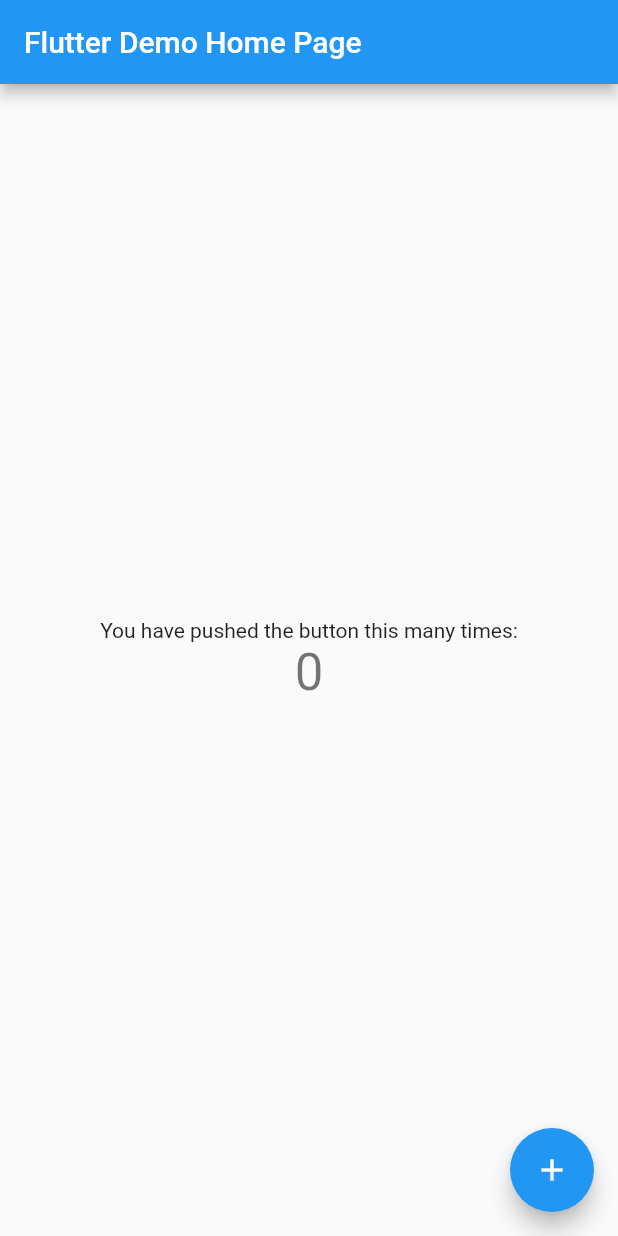
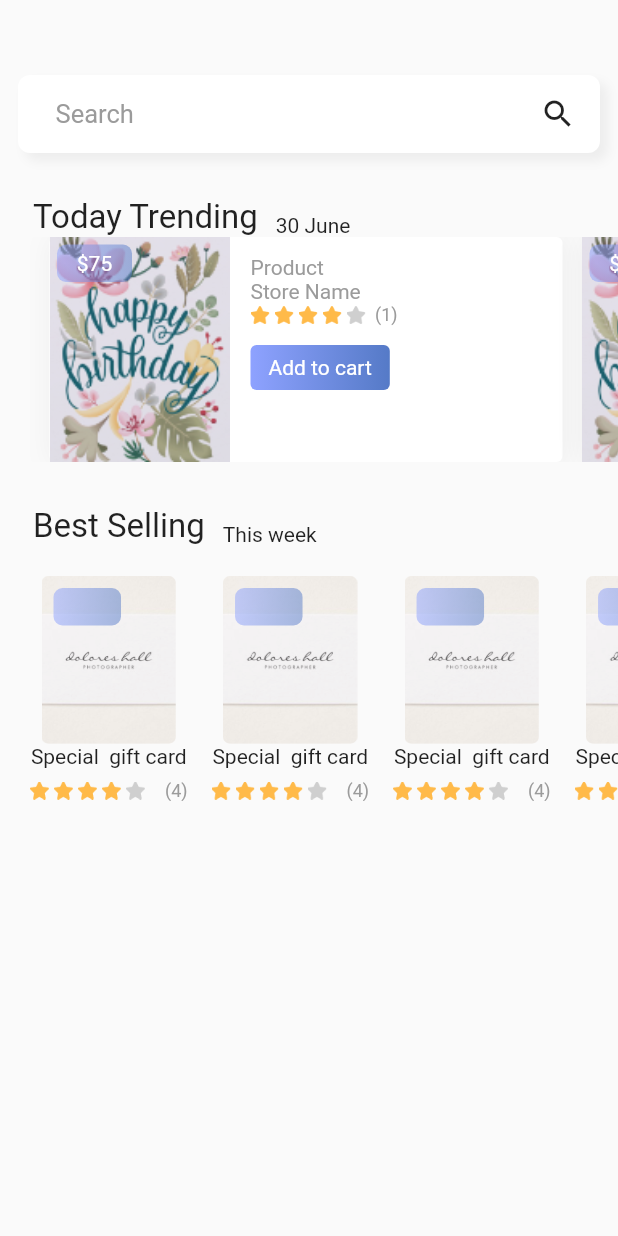
Before and after one commit to prahaladsharma/flutter_e_commerc, a Flutter app: the screen it shows after launch, on a phone screen of 412 x 824 dp. Run offline on Flutter 3.47's test engine with Material 2 defaults, Android fonts, the phone set to English and light mode, and no system bars.

Commit message:
* Create home scree    * Add Trending and Product screen on the home page. * create trending class with card. * create product class with card.

```diff
--- a/lib/main.dart
+++ b/lib/main.dart
@@ -1,3 +1,6 @@
+import 'package:e_commerce/ui/home.dart';
+import 'package:e_commerce/widgets/search.dart';
+import 'package:e_commerce/widgets/trending_card.dart';
 import 'package:flutter/material.dart';
 
 void main() {
@@ -13,103 +16,10 @@ class MyApp extends StatelessWidget {
     return MaterialApp(
       title: 'Flutter Demo',
       theme: ThemeData(
-        // This is the theme of your application.
-        //
-        // Try running your application with "flutter run". You'll see the
-        // application has a blue toolbar. Then, without quitting the app, try
-        // changing the primarySwatch below to Colors.green and then invoke
-        // "hot reload" (press "r" in the console where you ran "flutter run",
-        // or simply save your changes to "hot reload" in a Flutter IDE).
-        // Notice that the counter didn't reset back to zero; the application
-        // is not restarted.
+
         primarySwatch: Colors.blue,
       ),
-      home: const MyHomePage(title: 'Flutter Demo Home Page'),
+      home: Home()
     );
   }
 }
-
-class MyHomePage extends StatefulWidget {
-  const MyHomePage({Key? key, required this.title}) : super(key: key);
-
-  // This widget is the home page of your application. It is stateful, meaning
-  // that it has a State object (defined below) that contains fields that affect
-  // how it looks.
-
-  // This class is the configuration for the state. It holds the values (in this
-  // case the title) provided by the parent (in this case the App widget) and
-  // used by the build method of the State. Fields in a Widget subclass are
-  // always marked "final".
-
-  final String title;
-
-  @override
-  State<MyHomePage> createState() => _MyHomePageState();
-}
-
-class _MyHomePageState extends State<MyHomePage> {
-  int _counter = 0;
-
-  void _incrementCounter() {
-    setState(() {
-      // This call to setState tells the Flutter framework that something has
-      // changed in this State, which causes it to rerun the build method below
-      // so that the display can reflect the updated values. If we changed
-      // _counter without calling setState(), then the build method would not be
-      // called again, and so nothing would appear to happen.
-      _counter++;
-    });
-  }
-
-  @override
-  Widget build(BuildContext context) {
-    // This method is rerun every time setState is called, for instance as done
-    // by the _incrementCounter method above.
-    //
-    // The Flutter framework has been optimized to make rerunning build methods
-    // fast, so that you can just rebuild anything that needs updating rather
-    // than having to individually change instances of widgets.
-    return Scaffold(
-      appBar: AppBar(
-        // Here we take the value from the MyHomePage object that was created by
-        // the App.build method, and use it to set our appbar title.
-        title: Text(widget.title),
-      ),
-      body: Center(
-        // Center is a layout widget. It takes a single child and positions it
-        // in the middle of the parent.
-        child: Column(
-          // Column is also a layout widget. It takes a list of children and
-          // arranges them vertically. By default, it sizes itself to fit its
-          // children horizontally, and tries to be as tall as its parent.
-          //
-          // Invoke "debug painting" (press "p" in the console, choose the
-          // "Toggle Debug Paint" action from the Flutter Inspector in Android
-          // Studio, or the "Toggle Debug Paint" command in Visual Studio Code)
-          // to see the wireframe for each widget.
-          //
-          // Column has various properties to control how it sizes itself and
-          // how it positions its children. Here we use mainAxisAlignment to
-          // center the children vertically; the main axis here is the vertical
-          // axis because Columns are vertical (the cross axis would be
-          // horizontal).
-          mainAxisAlignment: MainAxisAlignment.center,
-          children: <Widget>[
-            const Text(
-              'You have pushed the button this many times:',
-            ),
-            Text(
-              '$_counter',
-              style: Theme.of(context).textTheme.headline4,
-            ),
-          ],
-        ),
-      ),
-      floatingActionButton: FloatingActionButton(
-        onPressed: _incrementCounter,
-        tooltip: 'Increment',
-        child: const Icon(Icons.add),
-      ), // This trailing comma makes auto-formatting nicer for build methods.
-    );
-  }
-}
--- /dev/null
+++ b/lib/ui/home.dart
@@ -0,0 +1,29 @@
+import 'package:flutter/material.dart';
+
+import '../widgets/product.dart';
+import '../widgets/search.dart';
+import '../widgets/trending.dart';
+
+class Home extends StatelessWidget {
+  const Home({Key? key}) : super(key: key);
+
+  @override
+  Widget build(BuildContext context) {
+    return Scaffold(
+      body: SingleChildScrollView(
+        child: Column(
+          crossAxisAlignment: CrossAxisAlignment.start,
+          children: <Widget>[
+            //TODO: add screen here
+            SizedBox(height: 50,),
+            SearchBar(),
+            SizedBox(height: 30,),
+            Trending(),
+            SizedBox(height: 30,),
+            Product(),
+          ],
+        ),
+      ),
+    );
+  }
+}
--- /dev/null
+++ b/lib/widgets/product.dart
@@ -0,0 +1,65 @@
+import 'package:e_commerce/data/data.dart';
+import 'package:e_commerce/widgets/product_card.dart';
+import 'package:flutter/material.dart';
+
+import '../model/product_model.dart';
+import '../resources/colors.dart';
+
+class Product extends StatefulWidget {
+  const Product({Key? key}) : super(key: key);
+
+  @override
+  State<Product> createState() => _ProductState();
+}
+
+class _ProductState extends State<Product> {
+  List<ProductModel> _productList = [];
+
+  @override
+  void initState() {
+    super.initState();
+    _productList = getProducts();
+  }
+
+  @override
+  Widget build(BuildContext context) {
+    return Column(
+      children: [
+        Container(
+          padding: EdgeInsets.symmetric(horizontal: 22),
+          child: Row(
+            crossAxisAlignment: CrossAxisAlignment.end,
+            children: <Widget>[
+              Text(
+                'Best Selling',
+                style: TextStyle(color: Colors.black87, fontSize: 22),
+              ),
+              SizedBox(
+                width: 12,
+              ),
+              Text('This week'),
+            ],
+          ),
+        ),
+        SizedBox(height: 20,),
+        Container(
+          padding: EdgeInsets.only(left: 20),
+          height: 150,
+          child: ListView.builder(
+              itemCount: _productList.length,
+              shrinkWrap: true,
+              scrollDirection: Axis.horizontal,
+              itemBuilder: (context, index){
+                return ProductTile(
+                    priceInDollars: _productList[index].priceInDollars,
+                    productName: _productList[index].productName,
+                    rating: _productList[index].rating,
+                    imgUrl: _productList[index].imgUrl,
+                    noOfRating: _productList[index].noOfRating
+                );
+              }),
+        )
+      ],
+    );
+  }
+}
--- /dev/null
+++ b/lib/widgets/product_card.dart
@@ -0,0 +1,71 @@
+import 'package:e_commerce/widgets/star_rating.dart';
+import 'package:flutter/material.dart';
+
+import '../resources/colors.dart';
+
+class ProductTile extends StatelessWidget {
+  final int? priceInDollars;
+  final String? productName;
+  final int? rating;
+  final String? imgUrl;
+  final int? noOfRating;
+
+  const ProductTile(
+      {Key? key,
+      this.priceInDollars,
+      this.productName,
+      this.rating,
+      this.imgUrl,
+      this.noOfRating})
+      : super(key: key);
+
+  @override
+  Widget build(BuildContext context) {
+    return Container(
+      margin: EdgeInsets.only(right: 16),
+      child: Column(
+        children: <Widget>[
+          Container(
+            child: Stack(
+              children: <Widget>[
+                Image.asset(
+                  "assets/productImage.png",
+                  height: 112,
+                  fit: BoxFit.cover,
+                ),
+                Container(
+                  height: 25,
+                  width: 45,
+                  margin: EdgeInsets.only(left: 8, top: 8),
+                  alignment: Alignment.center,
+                  decoration: BoxDecoration(
+                      borderRadius: BorderRadius.circular(6),
+                      gradient: LinearGradient(colors: [
+                        const Color(0xff8Ea2FF).withOpacity(0.5),
+                        const Color(0xff557AC7).withOpacity(0.5)
+                      ])),
+                )
+              ],
+            ),
+          ),
+          Text(productName!),
+          SizedBox(
+            height: 8,
+          ),
+          Row(
+            children: <Widget>[
+              StarRating(rating: rating),
+              SizedBox(
+                width: 10,
+              ),
+              Text(
+                "($noOfRating)",
+                style: TextStyle(color: textGrey, fontSize: 12),
+              )
+            ],
+          )
+        ],
+      ),
+    );
+  }
+}
--- /dev/null
+++ b/lib/widgets/search.dart
@@ -0,0 +1,43 @@
+import 'package:flutter/material.dart';
+
+class SearchBar extends StatefulWidget {
+  const SearchBar({Key? key}) : super(key: key);
+
+  @override
+  State<SearchBar> createState() => _SearchBarState();
+}
+
+class _SearchBarState extends State<SearchBar> {
+  @override
+  Widget build(BuildContext context) {
+    return Container(
+      margin: EdgeInsets.symmetric(horizontal: 12),
+      padding: EdgeInsets.symmetric(horizontal: 16, vertical: 14),
+      decoration: BoxDecoration(
+        color: Colors.white,
+        borderRadius: BorderRadius.circular(8),
+        boxShadow: <BoxShadow>[
+          BoxShadow(
+            offset: Offset(5.0, 5.0),
+            blurRadius: 5.0,
+            color: Colors.black87.withOpacity(0.05),
+          ),
+        ],
+      ),
+      child: Row(
+        mainAxisAlignment: MainAxisAlignment.spaceBetween,
+        children: <Widget>[
+          Padding(
+            padding: const EdgeInsets.only(left: 9),
+            child: Text(
+              "Search",
+              style: TextStyle(color: Color(0xff9B9B9B), fontSize: 17),
+            ),
+          ),
+          Spacer(),
+          Icon(Icons.search),
+        ],
+      ),
+    );
+  }
+}
--- /dev/null
+++ b/lib/widgets/star_rating.dart
@@ -0,0 +1,25 @@
+import 'package:flutter/material.dart';
+
+class StarRating extends StatelessWidget {
+  final int? rating;
+
+  const StarRating({Key? key, this.rating}) : super(key: key);
+
+  @override
+  Widget build(BuildContext context) {
+    return Row(
+      children: <Widget>[
+        Image.asset(rating! >=1? "assets/star.png" : "assets/stargrey.png", width: 13, height: 13,),
+        SizedBox(width: 3),
+        Image.asset(rating! >=2? "assets/star.png" : "assets/stargrey.png", width: 13, height: 13,),
+        SizedBox(width: 3),
+        Image.asset(rating! >=3? "assets/star.png" : "assets/stargrey.png", width: 13, height: 13,),
+        SizedBox(width: 3),
+        Image.asset(rating! >=4? "assets/star.png" : "assets/stargrey.png", width: 13, height: 13,),
+        SizedBox(width: 3),
+        Image.asset(rating! >=5? "assets/star.png" : "assets/stargrey.png", width: 13, height: 13,),
+        SizedBox(width: 3),
+      ],
+    );
+  }
+}
--- /dev/null
+++ b/lib/widgets/trending.dart
@@ -0,0 +1,70 @@
+import 'package:e_commerce/widgets/trending_card.dart';
+import 'package:flutter/material.dart';
+
+import '../data/data.dart';
+import '../model/trending_productmodel.dart';
+
+class Trending extends StatefulWidget {
+  Trending({Key? key}) : super(key: key);
+
+  @override
+  State<Trending> createState() => _TrendingState();
+}
+
+class _TrendingState extends State<Trending> {
+  List<TrendingProductModel> trendingProducts = [];
+
+  @override
+  void initState() {
+    super.initState();
+    trendingProducts = getTrendingProducts();
+  }
+
+  @override
+  Widget build(BuildContext context) {
+    return Column(
+      children: [
+        Container(
+          padding: EdgeInsets.symmetric(horizontal: 22),
+          child: Row(
+            crossAxisAlignment: CrossAxisAlignment.end,
+            children: <Widget>[
+              Text(
+                "Today Trending",
+                style: TextStyle(
+                  color: Colors.black87,
+                  fontSize: 22,
+                ),
+              ),
+              SizedBox(
+                width: 12,
+              ),
+              Text("30 June"),
+            ],
+          ),
+        ),
+        SizedBox(
+          width: 12,
+        ),
+        Container(
+          padding: EdgeInsets.only(left: 20),
+          height: 150,
+          child: ListView.builder(
+              itemCount: trendingProducts.length,
+              shrinkWrap: true,
+              scrollDirection: Axis.horizontal,
+              itemBuilder: (context, index){
+                return TrendingCard(
+                  priceInDollars: trendingProducts[index].priceInDollars,
+                  productName: trendingProducts[index].productName,
+                  storeName: trendingProducts[index].storename,
+                  imgUrl: trendingProducts[index].imgUrl,
+                  noOfRating: trendingProducts[index].noOfRating,
+                  rating: trendingProducts[index].rating
+                );
+              }),
+        )
+      ],
+    );
+  }
+}
--- /dev/null
+++ b/lib/widgets/trending_card.dart
@@ -0,0 +1,124 @@
+import 'package:e_commerce/widgets/star_rating.dart';
+import 'package:flutter/material.dart';
+
+import '../resources/colors.dart';
+
+class TrendingCard extends StatelessWidget {
+  final String? productName;
+  final String? storeName;
+  final String? imgUrl;
+  final int? noOfRating;
+  final int? priceInDollars;
+  final int? rating;
+
+  const TrendingCard(
+      {Key? key,
+      this.productName,
+      this.storeName,
+      this.imgUrl,
+      this.noOfRating,
+      this.priceInDollars,
+      this.rating})
+      : super(key: key);
+
+  @override
+  Widget build(BuildContext context) {
+    return Container(
+      width: MediaQuery.of(context).size.width - 70,
+      margin: EdgeInsets.only(left: 13),
+      decoration: BoxDecoration(
+        color: Colors.white,
+        borderRadius: BorderRadius.circular(4),
+        boxShadow: <BoxShadow>[
+          BoxShadow(
+            offset: Offset(1.0, 1.0),
+            blurRadius: 15.0,
+            color: Colors.black87.withOpacity(0.05),
+          ),
+        ],
+      ),
+      child: Row(
+        children: <Widget>[
+          Container(
+            child: Stack(
+              children: <Widget>[
+                Image.asset(
+                  "assets/image.png",
+                  height: 150,
+                  fit: BoxFit.cover,
+                ),
+                Container(
+                  height: 25,
+                  width: 50,
+                  margin: EdgeInsets.only(left: 5, top: 5),
+                  alignment: Alignment.center,
+                  decoration: BoxDecoration(
+                      borderRadius: BorderRadius.circular(6),
+                      gradient: LinearGradient(colors: [
+                        const Color(0xff8EA2FF).withOpacity(0.5),
+                        const Color(0xff557AC7).withOpacity(0.5)
+                      ])),
+                  child: Text(
+                    "\$$priceInDollars",
+                    style: TextStyle(color: Colors.white),
+                  ),
+                )
+              ],
+            ),
+          ),
+          Container(
+            padding: EdgeInsets.symmetric(horizontal: 14, vertical: 12),
+            child: Column(
+              crossAxisAlignment: CrossAxisAlignment.start,
+              children: <Widget>[
+                Text(
+                  productName!,
+                  style: TextStyle(color: textGrey),
+                ),
+                Text(
+                  storeName!,
+                  style: TextStyle(color: textGrey),
+                ),
+                SizedBox(
+                  height: 1,
+                ),
+                Row(
+                  children: <Widget>[
+                    StarRating(
+                      rating: rating,
+                    ),
+                    SizedBox(
+                      width: 3,
+                    ),
+                    Text(
+                      "($noOfRating)",
+                      style: TextStyle(color: textGrey, fontSize: 12),
+                    )
+                  ],
+                ),
+                SizedBox(
+                  height: 13,
+                ),
+                Container(
+                  height: 30,
+                  padding: EdgeInsets.symmetric(horizontal: 12),
+                  alignment: Alignment.center,
+                  decoration: BoxDecoration(
+                      borderRadius: BorderRadius.circular(4),
+                      gradient: LinearGradient(colors: [
+                        const Color(0xff8EA2FF),
+                        const Color(0xff557AC7)
+                      ])),
+                  child: Text(
+                    "Add to cart",
+                    style: TextStyle(color: Colors.white),
+                  ),
+                )
+              ],
+            ),
+          )
+        ],
+      ),
+    );
+  }
+}
```
Also changed, not shown: assets/boxgift.png (added), assets/categorie.png (added), assets/choclate.png (added), assets/illstration.png (added), assets/image.png (added), assets/productImage.png (added), assets/star.png (added), assets/stargrey.png (added).
